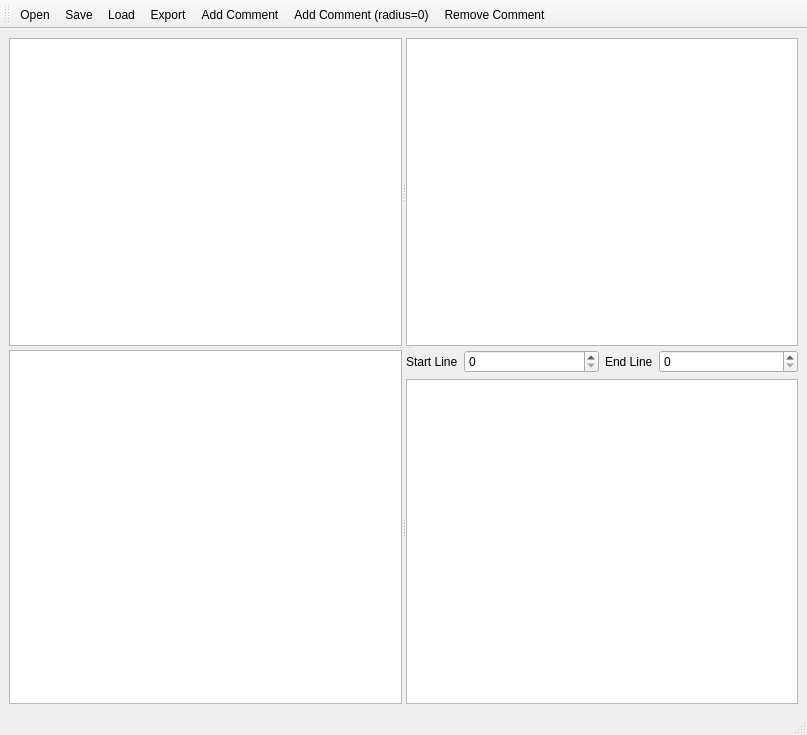
First picture: the form in gui/ui_MainWindow.ui, repository arneboe/codecomment, before the edit.
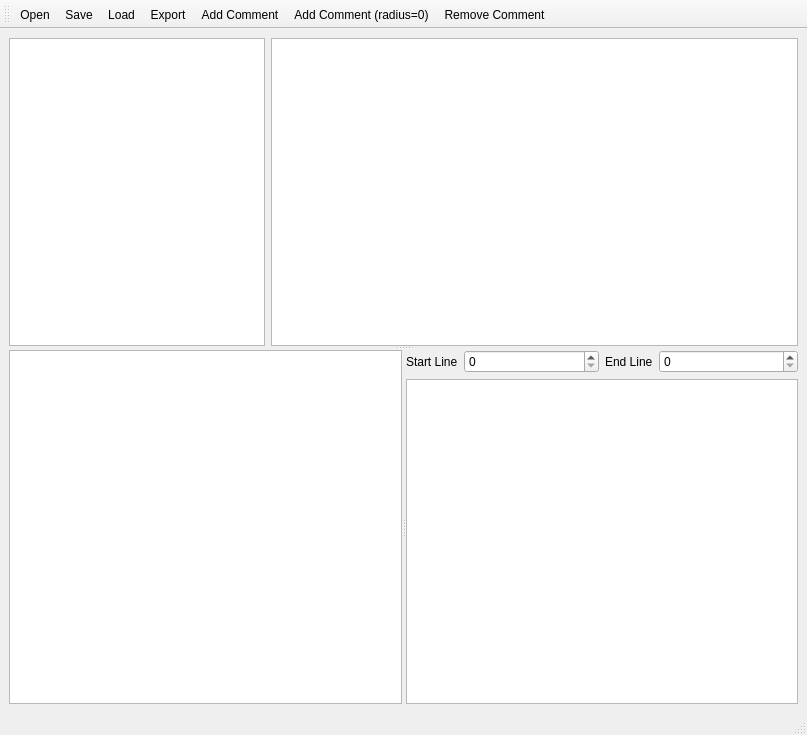
Second picture: the form after the edit.

Commit message: replaced reset with a more elegant solution

What changed in the file:
```diff
--- a/gui/ui_MainWindow.ui
+++ b/gui/ui_MainWindow.ui
@@ -23,15 +23,6 @@
       <widget class="QWidget" name="widget" native="true">
        <layout class="QGridLayout" name="gridLayout">
         <item row="0" column="0">
-         <widget class="QSplitter" name="splitter">
-          <property name="orientation">
-           <enum>Qt::Horizontal</enum>
-          </property>
-          <widget class="QPlainTextEdit" name="plainTextEditCode">
-           <property name="readOnly">
-            <bool>true</bool>
-           </property>
-          </widget>
           <widget class="QListWidget" name="listWidgetFiles">
            <property name="sizePolicy">
             <sizepolicy hsizetype="Preferred" vsizetype="Expanding">
@@ -40,6 +31,12 @@
             </sizepolicy>
            </property>
           </widget>
+        </item>
+        <item row="0" column="1">
+         <widget class="QPlainTextEdit" name="plainTextEditCode">
+          <property name="readOnly">
+           <bool>true</bool>
+          </property>
          </widget>
         </item>
        </layout>
```
Left out of the diff: 2 changed lines with no effect on the pictures. Lines whose indentation alone changed are shown as unchanged. The commit also changes 1 other file.
